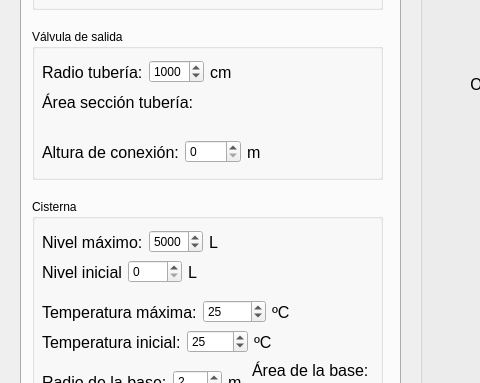
The window that WaterTank/mainwindow.ui (Grimpper/Project_SII_WaterTank) describes before a commit, drawn with Qt 5; both pictures show x 0 to 480 and y 147 to 530 of the 864 by 791 pixel window.
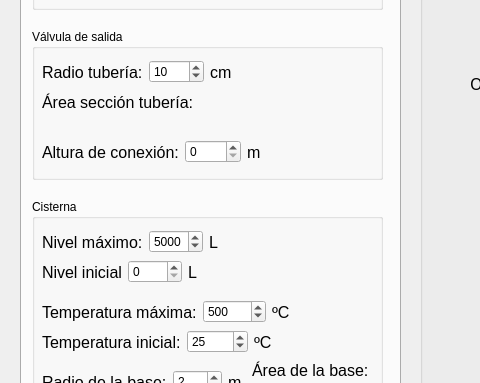
The same window after the commit. The open tabs and pages were chosen to show the change. Icons and pictures are not drawn.

Commit message: Unstable temp with 0 level

```diff
--- a/WaterTank/mainwindow.ui
+++ b/WaterTank/mainwindow.ui
@@ -488,7 +488,7 @@
            <number>2000</number>
           </property>
           <property name="value">
-           <number>1000</number>
+           <number>10</number>
           </property>
          </widget>
         </item>
@@ -733,7 +733,7 @@
            <number>1000</number>
           </property>
           <property name="value">
-           <number>25</number>
+           <number>500</number>
           </property>
          </widget>
         </item>
```
Left out of the diff: 2 changed lines with no effect on the pictures. The commit also changes 2 other files.
